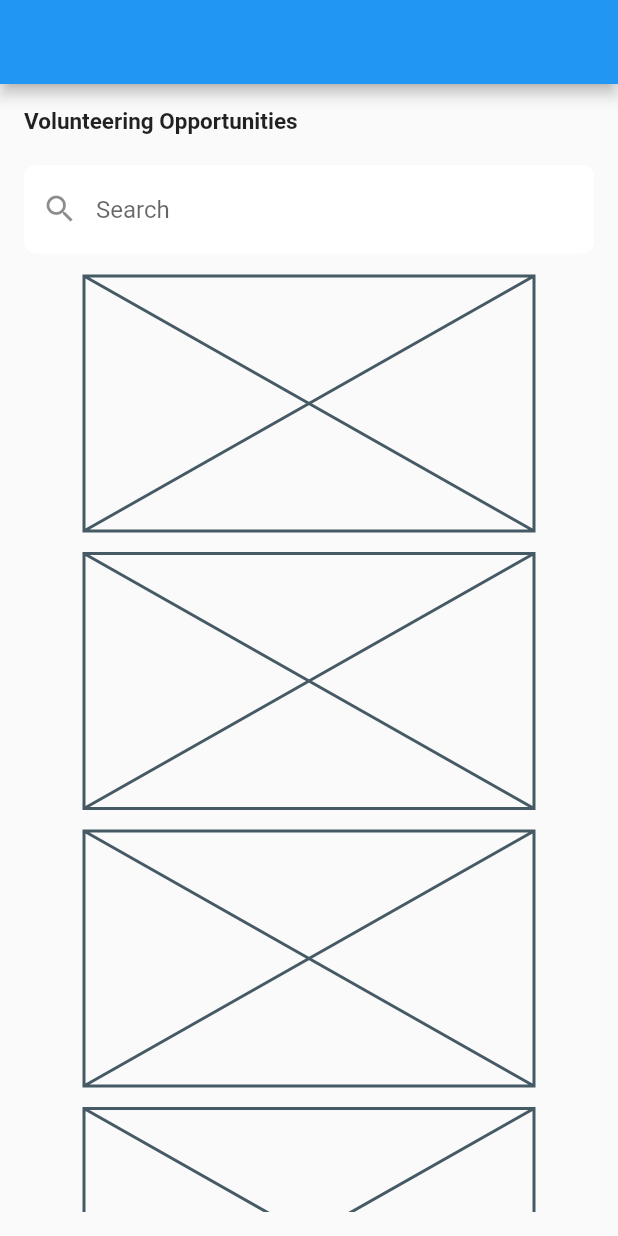
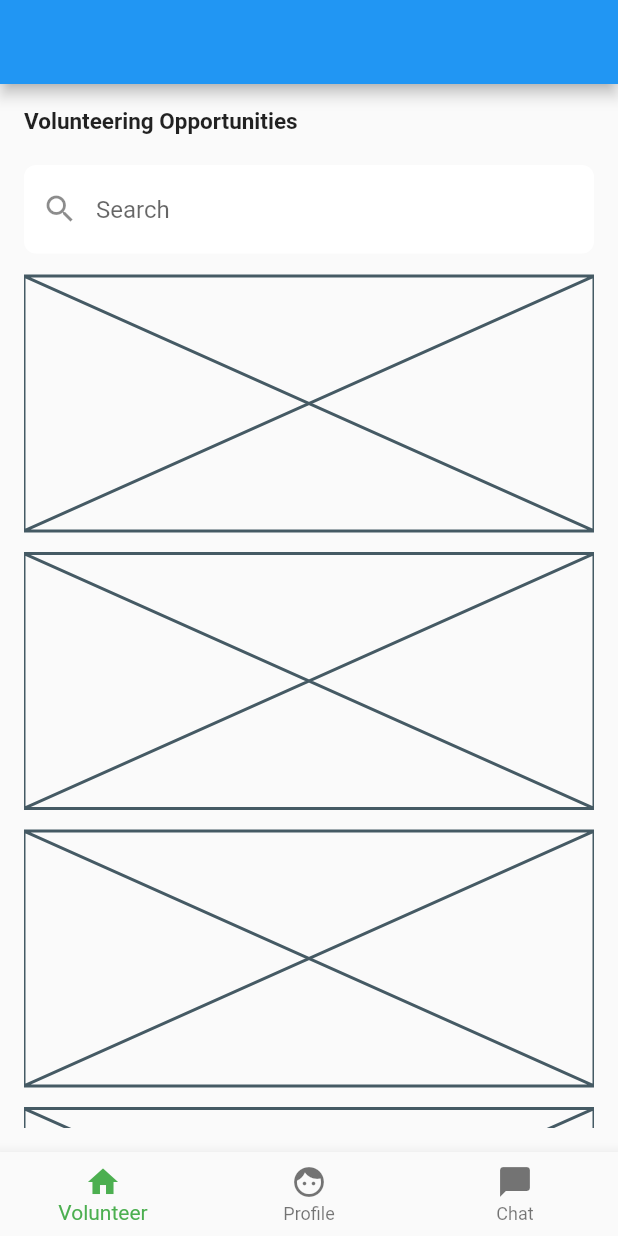
Before and after one commit to EruelUrsua/HelpJuan, a Flutter app: the screen it shows after launch, on a phone screen of 412 x 824 dp. Run offline on Flutter 3.47's test engine with Material 2 defaults, Android fonts, the phone set to English and light mode, and no system bars.

Commit message:
Added bnav.dart (Nav Bar)

```diff
--- a/lib/VolunteeringOpportunities/volunteeringOpportunities.dart
+++ b/lib/VolunteeringOpportunities/volunteeringOpportunities.dart
@@ -1,5 +1,6 @@
 import 'package:flutter/cupertino.dart';
 import 'package:flutter/material.dart';
+import 'package:solutions_challenge_app/bnav.dart';
 
 class VolunteeringOpportunitiesPage extends StatefulWidget {
   const VolunteeringOpportunitiesPage({super.key});
@@ -41,43 +42,32 @@ class _VolunteeringOpportunitiesPageState
                   prefixIcon: Icon(Icons.search),
                 ),
               ),
-                Center(
-                  child: Container(
+              Container(
                 margin: EdgeInsets.only(top: 15),
-                    width: 300,
                 child: Placeholder(
                   fallbackHeight: 170,
                 ),
               ),
-                ), //searchbar
-                Center(
-                  child: Container(
+              Container(
                 margin: EdgeInsets.only(top: 15),
-                    width: 300,
                 child: Placeholder(
                   fallbackHeight: 170,
                 ),
               ),
-                ),
-                Center(
-                  child: Container(
+              Container(
                 margin: EdgeInsets.only(top: 15),
-                    width: 300,
                 child: Placeholder(
                   fallbackHeight: 170,
                 ),
               ),
-                ),
-                Center(
-                  child: Container(
+              Container(
                 margin: EdgeInsets.only(top: 15),
-                    width: 300,
                 child: Placeholder(
                   fallbackHeight: 170,
                 ),
+              )
+            ],
           ),
-                ),
-              ]),
         ),
       ),
     );
--- /dev/null
+++ b/lib/bnav.dart
@@ -0,0 +1,51 @@
+import 'package:flutter/material.dart';
+import 'package:solutions_challenge_app/VolunteeringOpportunities/volunteeringOpportunities.dart';
+import 'package:solutions_challenge_app/profile.dart';
+
+class Nav extends StatefulWidget {
+  @override
+  State<Nav> createState() => _NavState();
+}
+
+class _NavState extends State<Nav> {
+  int _selectedIndex = 0;
+  List<Widget> _widgetOptions = <Widget>[
+    VolunteeringOpportunitiesPage(),
+    Profile(),
+  ];
+
+  void _onItemTap(int index) {
+    setState(() {
+      _selectedIndex = index;
+    });
+  }
+
+  @override
+  Widget build(BuildContext context) {
+    return Scaffold(
+      body: Center(
+        child: _widgetOptions.elementAt(_selectedIndex),
+      ),
+      bottomNavigationBar: BottomNavigationBar(
+        type: BottomNavigationBarType.fixed,
+        items: const <BottomNavigationBarItem>[
+          BottomNavigationBarItem(
+            icon: Icon(Icons.home),
+            label: 'Volunteer',
+          ),
+          BottomNavigationBarItem(
+            icon: Icon(Icons.face),
+            label: 'Profile',
+          ),
+          BottomNavigationBarItem(
+            icon: Icon(Icons.chat_bubble),
+            label: 'Chat',
+          ),
+        ],
+        currentIndex: _selectedIndex,
+        onTap: _onItemTap,
+        selectedItemColor: Colors.green,
+      ),
+    );
+  }
+}
--- a/lib/main.dart
+++ b/lib/main.dart
@@ -1,6 +1,7 @@
 import 'package:flutter/material.dart';
 import 'package:solutions_challenge_app/VolunteeringOpportunities/volunteeringOpportunities.dart';
 import 'package:solutions_challenge_app/profile.dart';
+import 'package:solutions_challenge_app/bnav.dart';
 
 void main() {
   runApp(const MyApp());
@@ -28,7 +29,7 @@ class test extends StatelessWidget {
 
   @override
   Widget build(BuildContext context) {
-    return VolunteeringOpportunitiesPage();
+    return Nav();
     // return Profile();
   }
 }
```
Lines whose indentation alone changed are shown as unchanged.
